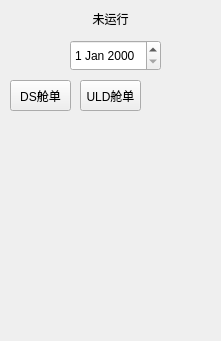
Above: Interface/MS.ui from liuym5/MS before the change. Below: the same form after it.
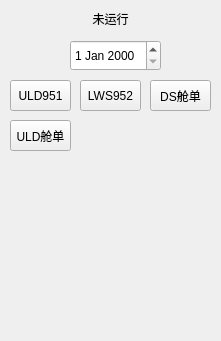
That is the form after the change.

What changed in the file:
```diff
--- a/Interface/MS.ui
+++ b/Interface/MS.ui
@@ -57,8 +57,8 @@
   <widget class="QPushButton" name="ULDMnfstBtn">
    <property name="geometry">
     <rect>
-     <x>80</x>
-     <y>80</y>
+     <x>10</x>
+     <y>120</y>
      <width>61</width>
      <height>31</height>
     </rect>
@@ -70,7 +70,7 @@
   <widget class="QPushButton" name="DSMnfstBtn">
    <property name="geometry">
     <rect>
-     <x>10</x>
+     <x>150</x>
      <y>80</y>
      <width>61</width>
      <height>31</height>
@@ -80,6 +80,32 @@
     <string>DS舱单</string>
    </property>
   </widget>
+  <widget class="QPushButton" name="ULD951Btn">
+   <property name="geometry">
+    <rect>
+     <x>10</x>
+     <y>80</y>
+     <width>61</width>
+     <height>31</height>
+    </rect>
+   </property>
+   <property name="text">
+    <string>ULD951</string>
+   </property>
+  </widget>
+  <widget class="QPushButton" name="LWS952Btn">
+   <property name="geometry">
+    <rect>
+     <x>80</x>
+     <y>80</y>
+     <width>61</width>
+     <height>31</height>
+    </rect>
+   </property>
+   <property name="text">
+    <string>LWS952</string>
+   </property>
+  </widget>
  </widget>
  <resources/>
  <connections/>
```
